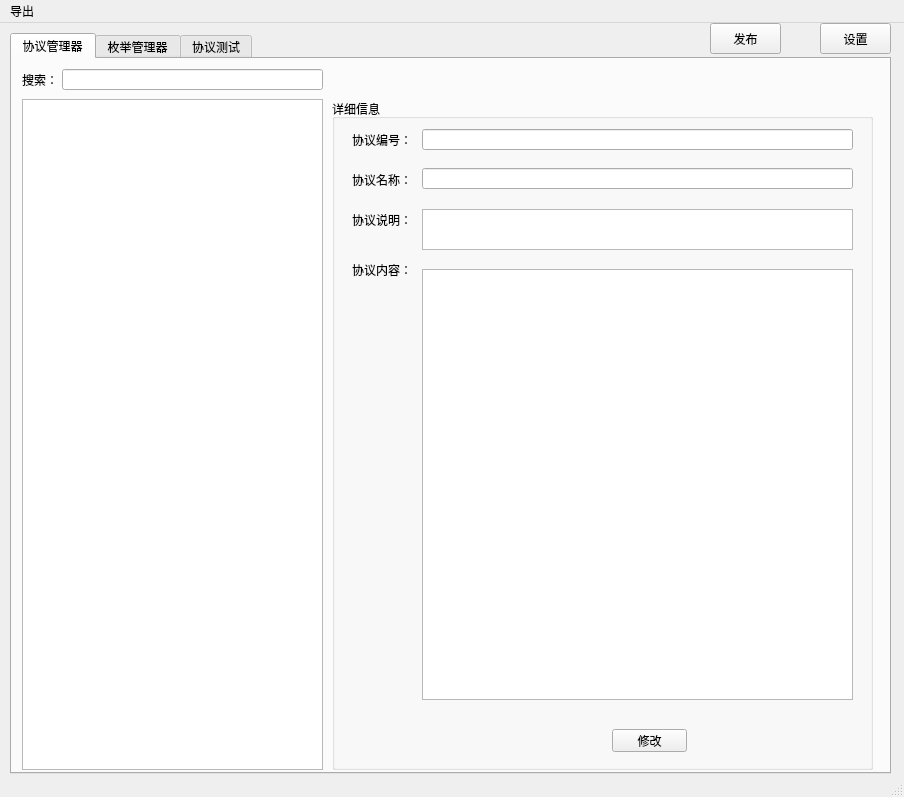
Above: designer/ui/proto_tool.ui from aywfelix/ProtoExcelTool before the change. Below: the same form after it.
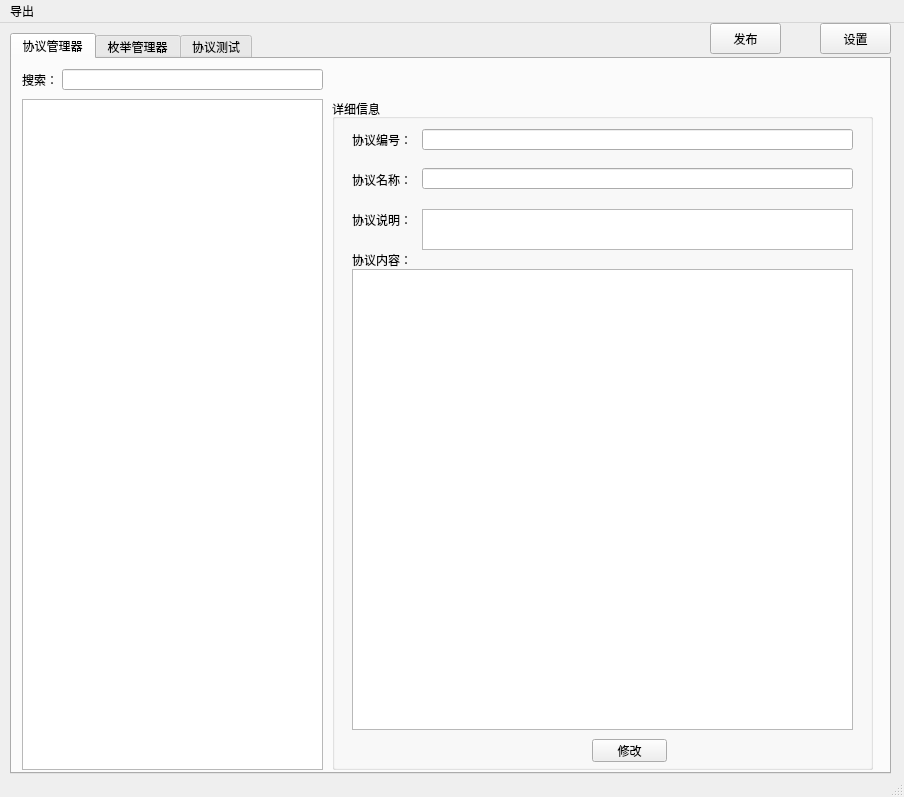
That is the form after the change. The open tabs and pages were chosen to show the change.

What changed in the file:
```diff
--- a/designer/ui/proto_tool.ui
+++ b/designer/ui/proto_tool.ui
@@ -147,7 +147,7 @@
        <property name="geometry">
         <rect>
          <x>20</x>
-         <y>160</y>
+         <y>150</y>
          <width>71</width>
          <height>21</height>
         </rect>
@@ -159,15 +159,15 @@
       <widget class="QTextEdit" name="tEtProtoContent">
        <property name="geometry">
         <rect>
-         <x>90</x>
+         <x>20</x>
          <y>170</y>
-         <width>431</width>
-         <height>431</height>
+         <width>501</width>
+         <height>461</height>
         </rect>
        </property>
        <property name="font">
         <font>
-         <pointsize>11</pointsize>
+         <pointsize>10</pointsize>
         </font>
        </property>
        <property name="readOnly">
@@ -177,8 +177,8 @@
       <widget class="QPushButton" name="bTnProtoModify">
        <property name="geometry">
         <rect>
-         <x>280</x>
-         <y>630</y>
+         <x>260</x>
+         <y>640</y>
          <width>75</width>
          <height>23</height>
         </rect>
```
Left out of the diff: 2 changed lines with no effect on the pictures.
